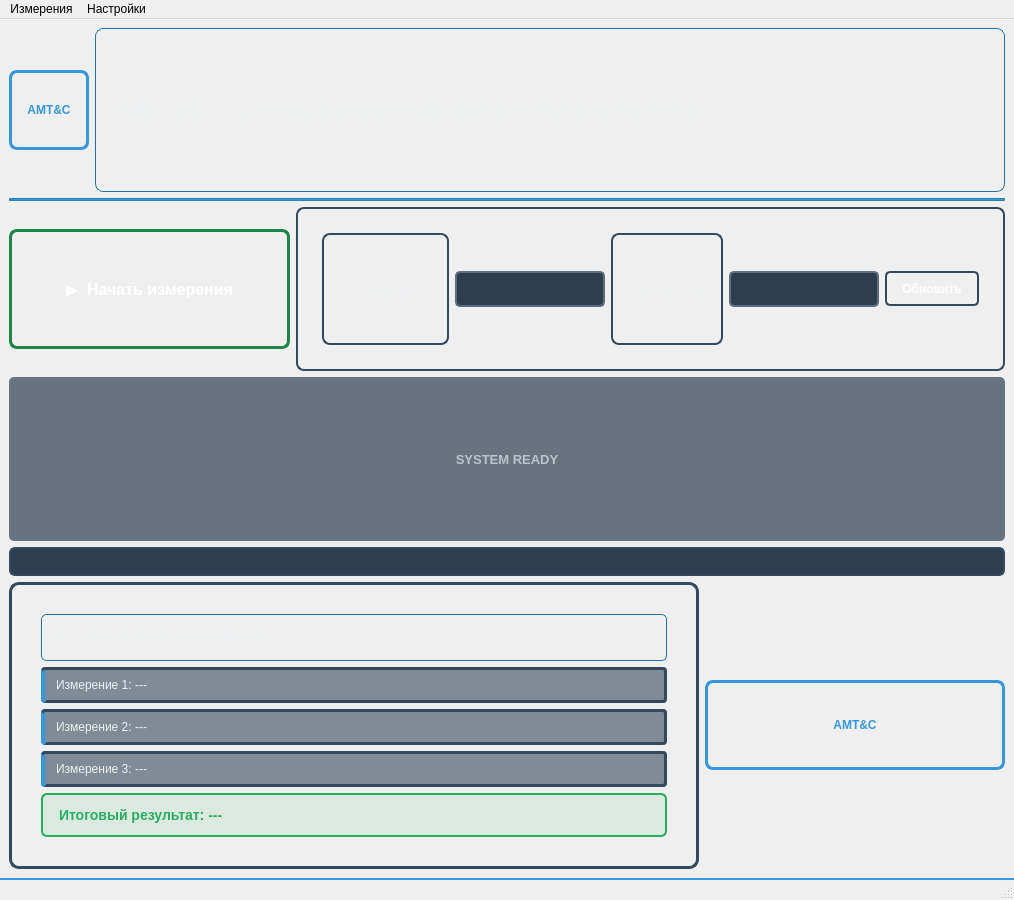
Old version of the form HelmCoilsUI.ui in the repository BuslaySt/Helmholz-Polymagnit.
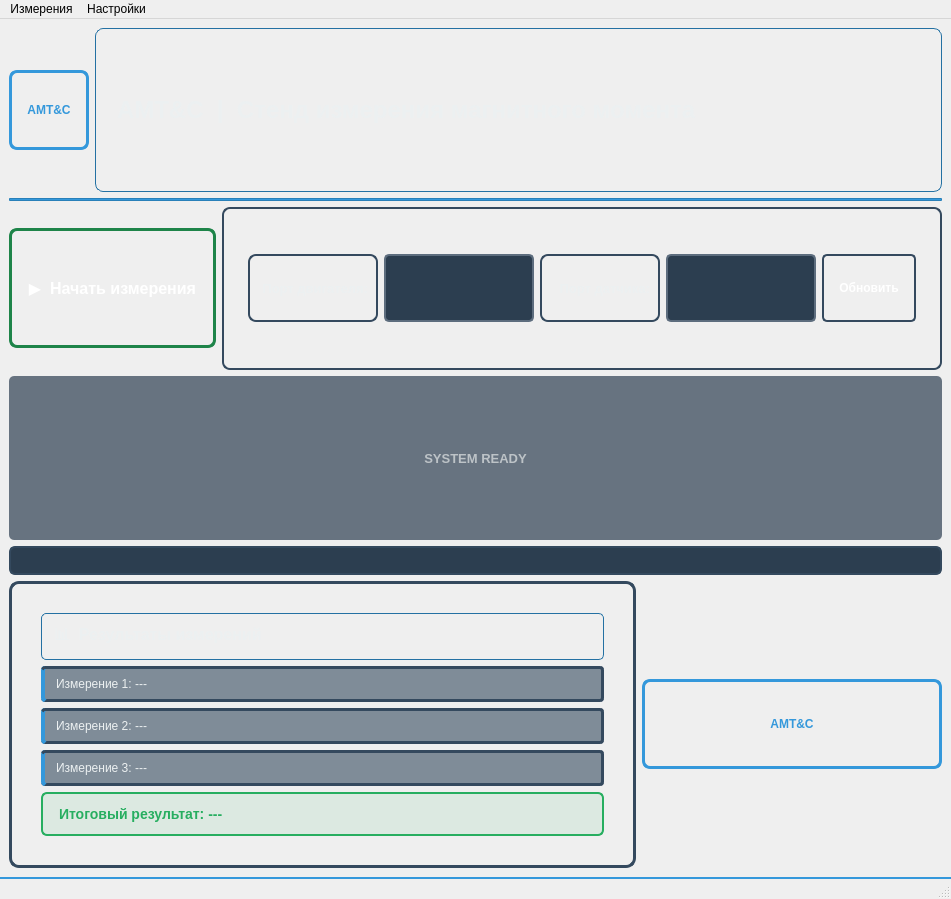
New version of the form. Icons and pictures are not drawn.

```diff
--- a/HelmCoilsUI.ui
+++ b/HelmCoilsUI.ui
@@ -6,8 +6,8 @@
    <rect>
     <x>0</x>
     <y>0</y>
-    <width>1014</width>
-    <height>900</height>
+    <width>951</width>
+    <height>899</height>
    </rect>
   </property>
   <property name="windowTitle">
@@ -164,8 +164,14 @@
           <widget class="QLabel" name="motorLabel">
            <property name="minimumSize">
             <size>
-             <width>100</width>
-             <height>35</height>
+             <width>130</width>
+             <height>68</height>
+            </size>
+           </property>
+           <property name="maximumSize">
+            <size>
+             <width>16777215</width>
+             <height>68</height>
             </size>
            </property>
            <property name="styleSheet">
@@ -189,7 +195,13 @@
            <property name="minimumSize">
             <size>
              <width>150</width>
-             <height>35</height>
+             <height>68</height>
+            </size>
+           </property>
+           <property name="maximumSize">
+            <size>
+             <width>16777215</width>
+             <height>68</height>
             </size>
            </property>
            <property name="styleSheet">
@@ -223,8 +235,14 @@
           <widget class="QLabel" name="sensorLabel">
            <property name="minimumSize">
             <size>
-             <width>100</width>
-             <height>35</height>
+             <width>120</width>
+             <height>68</height>
+            </size>
+           </property>
+           <property name="maximumSize">
+            <size>
+             <width>16777215</width>
+             <height>68</height>
             </size>
            </property>
            <property name="styleSheet">
@@ -248,7 +266,13 @@
            <property name="minimumSize">
             <size>
              <width>150</width>
-             <height>35</height>
+             <height>68</height>
+            </size>
+           </property>
+           <property name="maximumSize">
+            <size>
+             <width>16777215</width>
+             <height>68</height>
             </size>
            </property>
            <property name="styleSheet">
@@ -283,13 +307,13 @@
            <property name="minimumSize">
             <size>
              <width>0</width>
-             <height>35</height>
+             <height>68</height>
             </size>
            </property>
            <property name="maximumSize">
             <size>
              <width>150</width>
-             <height>35</height>
+             <height>68</height>
             </size>
            </property>
            <property name="styleSheet">
@@ -533,7 +557,7 @@
     <rect>
      <x>0</x>
      <y>0</y>
-     <width>1014</width>
+     <width>951</width>
      <height>21</height>
     </rect>
    </property>
```
